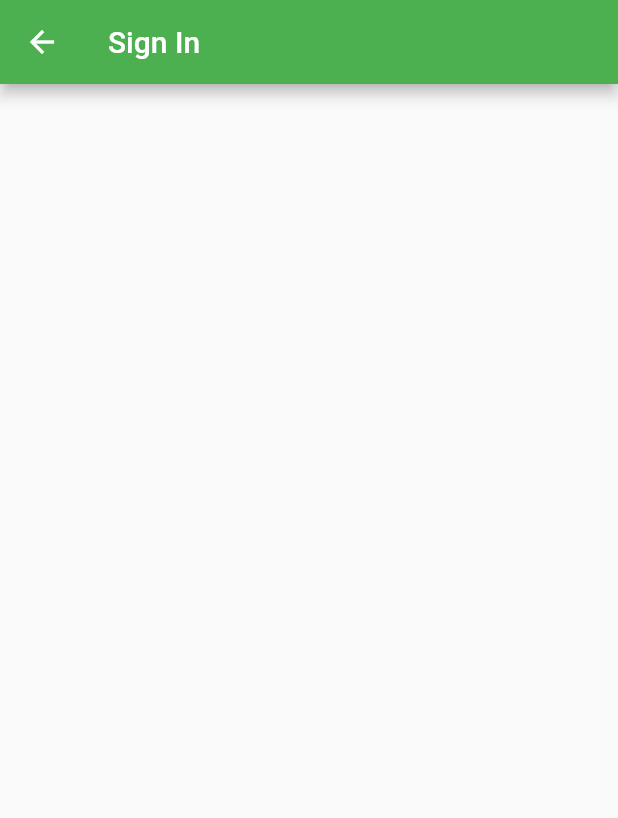
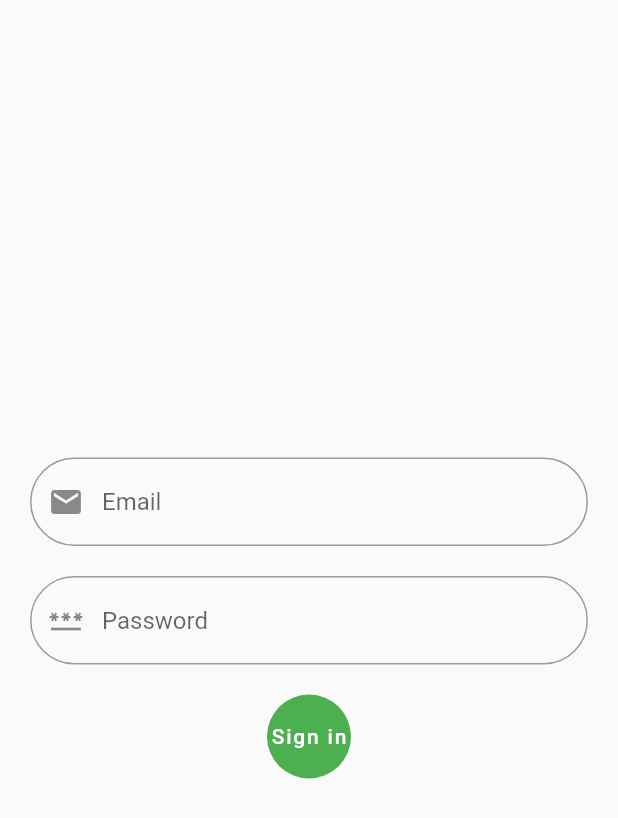
Before and after one commit to Aymenjnayah/Smart-collector, a Flutter app: the SignInPage screen opened by its route, on a phone screen of 412 x 824 dp. Shown: the top 818 px of the screen. Run offline on Flutter 3.47's test engine with Material 2 defaults, Android fonts, the phone set to English and light mode, and no system bars; our stand-ins replace flutter_spinkit, flutter_svg, get; project files that could hold a hidden picture were left out.

Commit message:
fix issues

```diff
--- /dev/null
+++ b/lib/bindings/OnBoardingBinding.dart
@@ -0,0 +1,10 @@
+import 'package:get/get.dart';
+
+import '../controllers/onboarding_controller.dart';
+
+class OnBoardingBinding extends Bindings {
+  @override
+  void dependencies() {
+    Get.lazyPut(() => OnboardingController());
+  }
+}
--- /dev/null
+++ b/lib/bindings/SignInBindings.dart
@@ -0,0 +1,9 @@
+import 'package:get/get.dart';
+import '../controllers/singin_controller.dart';
+
+class SignInBinding extends Bindings {
+  @override
+  void dependencies() {
+    Get.lazyPut(() => SignInController());
+  }
+}
--- /dev/null
+++ b/lib/controllers/singin_controller.dart
@@ -0,0 +1,5 @@
+import 'package:get/get_state_manager/src/simple/get_controllers.dart';
+
+class SignInController extends GetxController{
+
+}
--- a/lib/routes/app_pages.dart
+++ b/lib/routes/app_pages.dart
@@ -0,0 +1,23 @@
+
+import 'package:get/get.dart';
+import '../bindings/OnBoardingBinding.dart';
+import '../bindings/SignInBindings.dart';
+import '../views/OnboardingPage.dart';
+import '../views/SignInPage.dart';
+import 'app_routes.dart';
+
+
+class AppPages {
+  static final List<GetPage> pages = [
+    GetPage(
+      name: AppRoutes.Onboarding,
+      page: () =>  OnboardingPage(),
+      binding: OnBoardingBinding(),
+    ),
+    GetPage(
+      name: AppRoutes.login,
+      page: () =>  SignInPage(),
+      binding: SignInBinding(),
+    ),
+  ];
+}
--- a/lib/routes/app_routes.dart
+++ b/lib/routes/app_routes.dart
@@ -1,4 +1,4 @@
-import 'package:smart_collector/views/onboarding.dart';
+import 'package:smart_collector/views/OnboardingPage.dart';
 
 class AppRoutes {
   static const splash = '/splash';
--- /dev/null
+++ b/lib/views/SignInPage.dart
@@ -0,0 +1,37 @@
+import 'package:flutter/material.dart';
+
+import '../widgets/custum_text_field.dart';
+
+
+class SignInPage extends StatelessWidget {
+  const SignInPage({Key? key}) : super(key: key);
+
+  @override
+  Widget build(BuildContext context) {
+    return  Scaffold(
+      body: Container(
+        padding: EdgeInsets.all(20.0),
+        child: Column(
+          mainAxisAlignment: MainAxisAlignment.center,
+          children: <Widget>[
+            makeInput(hint: "Email",icon: Icon(Icons.email)),
+            SizedBox(
+              height: 20.0,
+            ),
+            makeInput(hint: "Password",icon: Icon(Icons.password)),
+            SizedBox(
+              height: 20.0,
+            ),
+            FloatingActionButton(
+              elevation: 0,
+              onPressed: () {} ,
+              // ignore: sort_child_properties_last
+              child: Text('Sign in'),
+              backgroundColor: Colors.green,
+            ),
+          ],
+        ),
+      ),
+    );
+  }
+}
--- a/lib/views/Register.dart
+++ b/lib/views/SignUpPage.dart
@@ -1,11 +1,11 @@
 import 'package:flutter/material.dart';
 
-class SignUpForm extends StatefulWidget {
+class SignUpPage extends StatefulWidget {
   @override
-  _SignUpFormState createState() => _SignUpFormState();
+  _SignUpPageState createState() => _SignUpPageState();
 }
 
-class _SignUpFormState extends State<SignUpForm> {
+class _SignUpPageState extends State<SignUpPage> {
   final _formKey = GlobalKey<FormState>();
   final _nameController = TextEditingController();
   final _emailController = TextEditingController();
--- /dev/null
+++ b/lib/widgets/custum_text_field.dart
@@ -0,0 +1,16 @@
+import 'package:flutter/material.dart';
+import '../config/app_styles.dart';
+
+Widget makeInput({label,icon, obscureText = false,hint,controller}) {
+  return TextField(
+    decoration:  InputDecoration(
+      prefixIcon: icon ,
+      hintText: hint,
+      border: const OutlineInputBorder(
+        borderRadius: BorderRadius.all(
+          Radius.circular(30.0),
+        ),
+      ),
+    ),
+  );
+}
```
Also changed, not shown: lib/controllers/onboarding_controller.dart (+7 -2 lines), lib/main.dart (+11 -23 lines), lib/views/Login.dart (deleted, +0 -57 lines), lib/views/OnboardingPage.dart (renamed from lib/views/onboarding.dart, +2 -7 lines), lib/views/splashPage.dart (renamed from lib/views/splash.dart, +6 -6 lines), lib/widgets/submit_button.dart (added).
